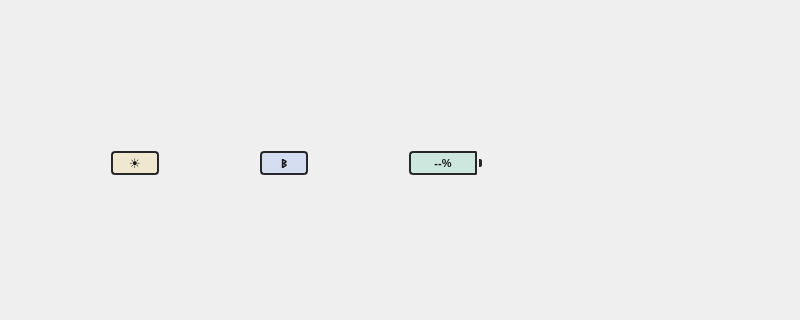
NioyDev/Quick-PanelCPlusPlus, file ui/mainwindow.ui: the form before one commit; both pictures show x 0 to 800 and y 137 to 457 of the 800 by 600 pixel window.
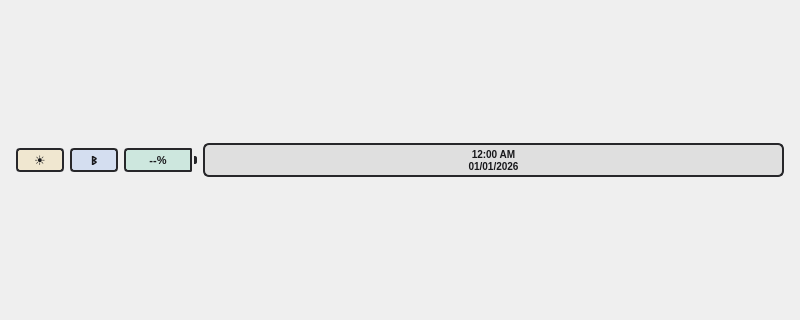
The form after the commit.

Commit message: feat(clock): agrega popup de reloj y calendario con acceso a ajustes del sistema

```diff
--- a/ui/mainwindow.ui
+++ b/ui/mainwindow.ui
@@ -15,9 +15,16 @@
 		</property>
 		<widget class="QWidget" name="centralwidget">
 			<layout class="QHBoxLayout" name="horizontalLayout">
-				<!-- Reservamos 220px a la derecha para futuros widgets: Wi-Fi, Volumen y Reloj -->
+				<!-- Ajuste de márgenes verticales para elevar los botones -->
+				<property name="topMargin">
+					<number>2</number>
+				</property>
+				<property name="bottomMargin">
+					<number>8</number>
+				</property>
+				<!-- Margen derecho para dar lugar a las herramientas flotantes -->
 				<property name="rightMargin">
-					<number>220</number>
+					<number>16</number>
 				</property>
 				<item>
 					<spacer name="horizontalSpacer">
@@ -155,6 +162,36 @@
 						</item>
 					</layout>
 				</item>
+				<item>
+					<!-- Botón de Reloj y Calendario -->
+					<widget class="QPushButton" name="btnClock">
+						<property name="text">
+							<string>12:00 AM&#10;01/01/2026</string>
+						</property>
+						<property name="cursor">
+							<cursorShape>PointingHandCursor</cursorShape>
+						</property>
+						<property name="styleSheet">
+							<string notr="true">
+								QPushButton#btnClock {
+								background-color: rgba(39, 39, 42, 0.08);
+								color: #18181b;
+								font-weight: bold;
+								font-size: 10px;
+								border: 2px solid #27272a;
+								border-radius: 6px;
+								padding: 1px 6px;
+								min-width: 72px;
+								max-height: 28px;
+								}
+								QPushButton#btnClock:hover {
+								background-color: rgba(39, 39, 42, 0.20);
+								border-color: #3f3f46;
+								}
+							</string>
+						</property>
+					</widget>
+				</item>
 			</layout>
 		</widget>
 	</widget>
```
Left out of the diff: 32 changed lines with no effect on the pictures. Lines whose indentation alone changed are shown as unchanged. The commit also changes 14 other files.
